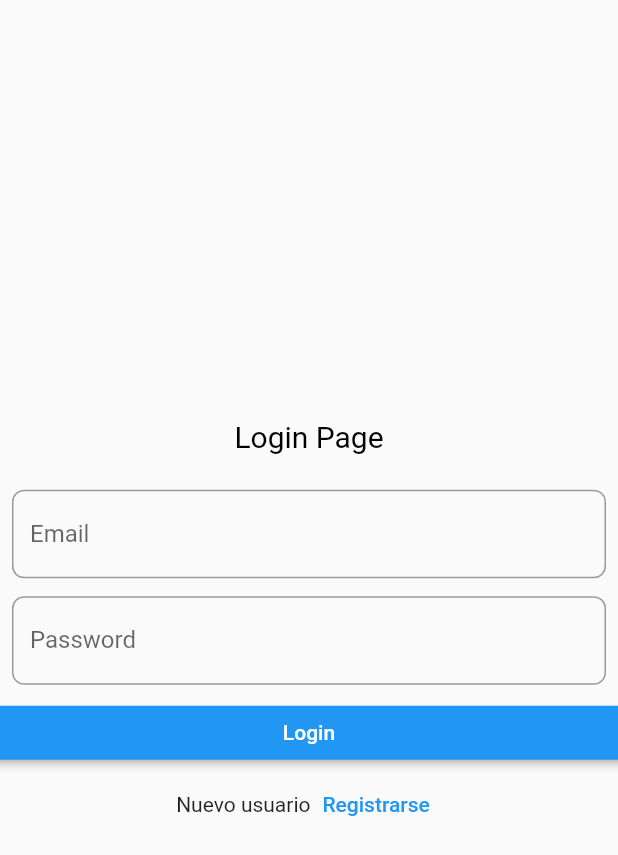
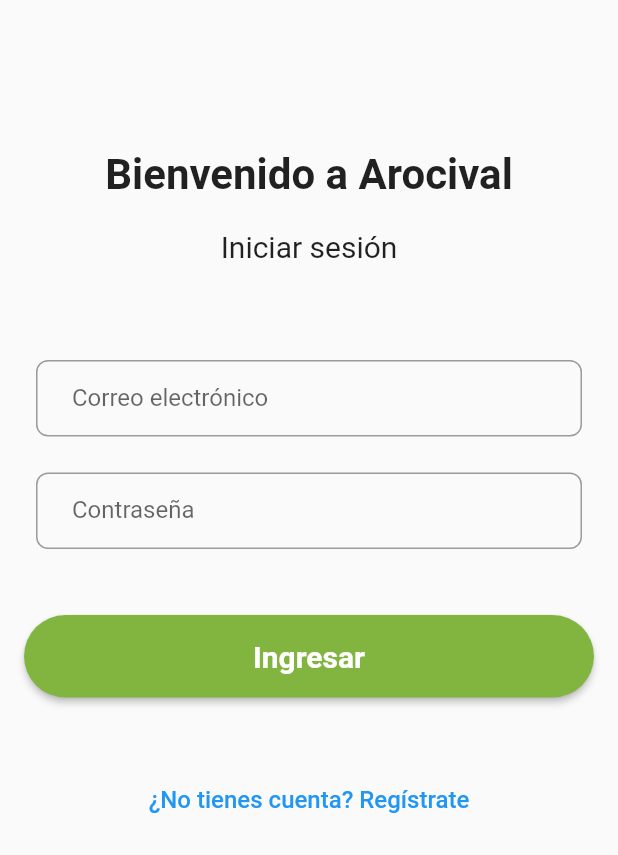
Before and after one commit to iancarcha/portalempleado, a Flutter app: the screen it shows after launch, on a phone screen of 412 x 824 dp. Shown: the top 855 px of the screen. Run offline on Flutter 3.47's test engine with Material 2 defaults, Android fonts, the phone set to English and light mode, and no system bars; our stand-ins replace cloud_firestore, file_picker, firebase_auth, firebase_core, table_calendar; accounts and stored records are empty.

Commit message:
calendario casi acabado perfil hay q mejorar, login y register acabados, chat no funciona

```diff
--- a/lib/LoginPage.dart
+++ b/lib/LoginPage.dart
@@ -24,78 +24,99 @@
   }
 
   @override
-  Widget build(BuildContext context){
+  Widget build(BuildContext context) {
     return Scaffold(
-      body: Column(
-        mainAxisSize: MainAxisSize.max,
-        mainAxisAlignment: MainAxisAlignment.center,
+      body: SingleChildScrollView(
+        child: Column(
+          crossAxisAlignment: CrossAxisAlignment.center,
           children: [
+            SizedBox(height: 100),
+            Text(
+              "Bienvenido a Arocival",
+              style: TextStyle(fontSize: 28, fontWeight: FontWeight.bold),
+            ),
+            SizedBox(height: 20),
+            Text(
+              "Iniciar sesión",
+              style: TextStyle(fontSize: 20),
+            ),
+            SizedBox(height: 40),
             Padding(
-             padding: const EdgeInsets.all(16.0),
-            child: Text("Login Page", style: TextStyle(color: Colors.black, fontSize: 20),),
-         ) ,
-        Offstage(
-          offstage: error=='',
-          child: Padding(
-            padding: const EdgeInsets.all(8.0),
-            child: Text(error, style: TextStyle(color: Colors.red, fontSize: 16),),
-
+              padding: const EdgeInsets.symmetric(horizontal: 24),
+              child: Offstage(
+                offstage: error.isEmpty,
+                child: Text(
+                  error,
+                  style: TextStyle(color: Colors.red, fontSize: 16),
+                  textAlign: TextAlign.center,
                 ),
               ),
+            ),
+            SizedBox(height: 24),
             Padding(
-            padding: const EdgeInsets.all(8.0),
+              padding: const EdgeInsets.symmetric(horizontal: 24),
               child: formulario(),
             ),
+            SizedBox(height: 24),
             botonLogin(),
-          nuevousuario(),
+            SizedBox(height: 24),
+            Padding(
+              padding: const EdgeInsets.only(bottom: 24),
+              child: nuevousuario(),
+            ),
+          ],
+        ),
+      ),
+    );
+  }
+
+  Widget nuevousuario() {
+    return TextButton(
+      onPressed: () {
+        Navigator.push(
+          context,
+          MaterialPageRoute(builder: (context) => CreateUserPage()),
+        );
+      },
+      child: Text(
+        "¿No tienes cuenta? Regístrate",
+        style: TextStyle(fontSize: 16),
+      ),
+    );
+  }
+
+
+  Widget formulario() {
+    return Form(
+      key: _formsKey,
+      child: Column(
+        children: [
+          buildEmail(),
+          SizedBox(height: 24),
+          buildPassword(),
         ],
       ),
     );
   }
 
-  Widget nuevousuario(){
-    return Row(
-      mainAxisSize: MainAxisSize.max,
-      mainAxisAlignment: MainAxisAlignment.center,
-      children: [
-        Text("Nuevo usuario"),
-        TextButton(onPressed: (){
-        Navigator.push(context, MaterialPageRoute(builder: (context) => CreateUserPage()));
-        }, child: Text("Registrarse")),
-      ],
-    );
-  }
 
 
-  Widget formulario(){
-    return Form(
-      key: _formsKey,
-        child: Column(children: [
-        buildEmail(),
-        const Padding(padding: EdgeInsets.only(top: 12)),
-        buildPassword()
-    ]
-    ));
-  }
-
-
-
-  Widget buildEmail(){
+  Widget buildEmail() {
     return TextFormField(
-
       decoration: InputDecoration(
-        labelText: "Email",
+        labelText: "Correo electrónico",
+        contentPadding: EdgeInsets.symmetric(horizontal: 24, vertical: 16),
         border: OutlineInputBorder(
-        borderRadius: new BorderRadius.circular(8),
-        borderSide: new BorderSide(color: Colors.black)
-      )
+          borderRadius: BorderRadius.circular(8),
+          borderSide: BorderSide(color: Colors.black),
+        ),
       ),
       keyboardType: TextInputType.emailAddress,
-    onSaved: (String? value){
+      onSaved: (String? value) {
         email = value!;
       },
-    validator: (value){
-      if(value!.isEmpty){
+      validator: (value) {
+        if (value!.isEmpty) {
           return "Este campo es obligatorio";
         }
         return null;
@@ -103,45 +124,46 @@
     );
   }
 
-  Widget buildPassword(){
+  Widget buildPassword() {
     return TextFormField(
       decoration: InputDecoration(
-          labelText: "Password",
+        labelText: "Contraseña",
+        contentPadding: EdgeInsets.symmetric(horizontal: 24, vertical: 16),
         border: OutlineInputBorder(
-              borderRadius: new BorderRadius.circular(8),
-              borderSide: new BorderSide(color: Colors.black)
-          )
+          borderRadius: BorderRadius.circular(8),
+          borderSide: BorderSide(color: Colors.black),
+        ),
       ),
       obscureText: true,
-      validator: (value){
-        if(value!.isEmpty){
+      validator: (value) {
+        if (value!.isEmpty) {
           return "Este campo es obligatorio";
         }
         return null;
       },
-      onSaved: (String? value){
+      onSaved: (String? value) {
         password = value!;
       },
     );
   }
 
   Widget botonLogin() {
-    return FractionallySizedBox(
-      widthFactor: 8.6,
+    return Container(
+      width: double.infinity,
+      margin: EdgeInsets.symmetric(vertical: 20, horizontal: 16),
       child: ElevatedButton(
-          onPressed: () async{
-              if(_formsKey.currentState!.validate()){
+        onPressed: () async {
+          if (_formsKey.currentState!.validate()) {
             _formsKey.currentState!.save();
             UserCredential? credenciales = await login(email, password);
-                if(credenciales !=null){
-                  if(credenciales.user != null){
-                    if(credenciales.user!.emailVerified){
-                      Navigator.pushAndRemoveUntil(context,
-                          MaterialPageRoute(builder: (context) => MyHomePage()), (
-                              Route<dynamic> route) => false);
-                    }
-                    else{
-                      //mostrar al usuario que tiene q verificar el email
+            if (credenciales != null) {
+              if (credenciales.user != null) {
+                if (credenciales.user!.emailVerified) {
+                  Navigator.pushAndRemoveUntil(
+                      context,
+                      MaterialPageRoute(builder: (context) => MyHomePage()),
+                          (Route<dynamic> route) => false);
+                } else {
                   setState(() {
                     error = "Debes verificar tu correo para acceder";
                   });
@@ -149,27 +171,42 @@
               }
             }
           }
-
-
         },
-          child: Text("Login")
+        child: Text(
+          "Ingresar",
+          style: TextStyle(fontSize: 20, fontWeight: FontWeight.bold),
+        ),
+        style: ElevatedButton.styleFrom(
+          primary: Color(0xFF82B540),
+          padding: EdgeInsets.symmetric(vertical: 16),
+          shape: RoundedRectangleBorder(
+            borderRadius: BorderRadius.circular(30),
+          ),
+          textStyle: TextStyle(
+            color: Colors.white,
+            fontSize: 18,
+          ),
+        ),
       ),
     );
   }
 
-  Future<UserCredential?>login(String email, String password) async{
-    try{
-      UserCredential userCredential = await FirebaseAuth.instance.signInWithEmailAndPassword(email: email, password: password);
+  Future<UserCredential?> login(String email, String password) async {
+    try {
+      UserCredential userCredential = await FirebaseAuth.instance.signInWithEmailAndPassword(
+        email: email,
+        password: password,
+      );
       return userCredential;
-    } on FirebaseAuthException catch(e){
-      if(e.code == 'user-not-found'){
+    } on FirebaseAuthException catch (e) {
+      if (e.code == 'user-not-found') {
         setState(() {
-          error = "usuario no encontrado";
+          error = "El usuario no fue encontrado. Por favor, verifique sus credenciales.";
         });
       }
-      if(e.code == 'wrong-password'){
+      if (e.code == 'wrong-password') {
         setState(() {
-          error = "contraseña incorrecta";
+          error = "La contraseña es incorrecta. Por favor, verifique sus credenciales.";
         });
       }
     }
--- a/pubspec.yaml
+++ b/pubspec.yaml
@@ -47,6 +47,7 @@
   firebase_core: ^2.3.0
   firebase_auth: ^4.1.3
   cloud_firestore: ^4.5.3
+  file_picker: ^5.2.11
 
 dev_dependencies:
   flutter_test:
```
Also changed, not shown: lib/CreateUserPage.dart (+108 -74 lines), lib/MyHomePage.dart (+33 -5 lines), lib/UploadFilePage.dart (added, +105 -0 lines), pubspec.lock. Lines whose indentation alone changed are shown as unchanged.
